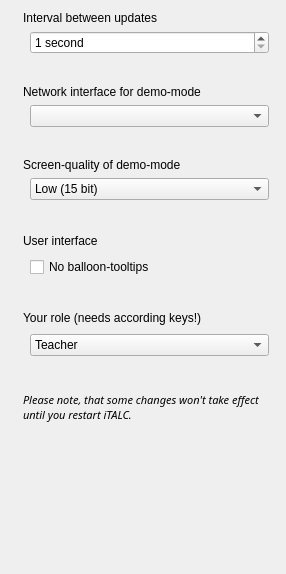
This is ima/dialogs/config.ui in veyon/veyon as Qt 5 draws it before an edit. The edited form follows.
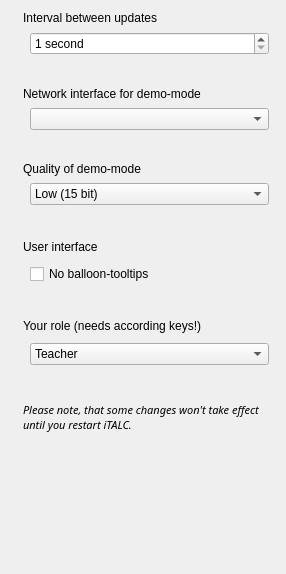
This is the edited form. Icons and pictures are not drawn.

Patch:
```diff
--- a/ima/dialogs/config.ui
+++ b/ima/dialogs/config.ui
@@ -23,7 +23,7 @@
      <number>0</number>
     </property>
     <property name="spacing" >
-     <number>6</number>
+     <number>7</number>
     </property>
     <item>
      <layout class="QHBoxLayout" >
@@ -240,7 +240,7 @@
       <item>
        <widget class="QLabel" name="label_14" >
         <property name="text" >
-         <string>Screen-quality of demo-mode</string>
+         <string>Quality of demo-mode</string>
         </property>
        </widget>
       </item>
```
